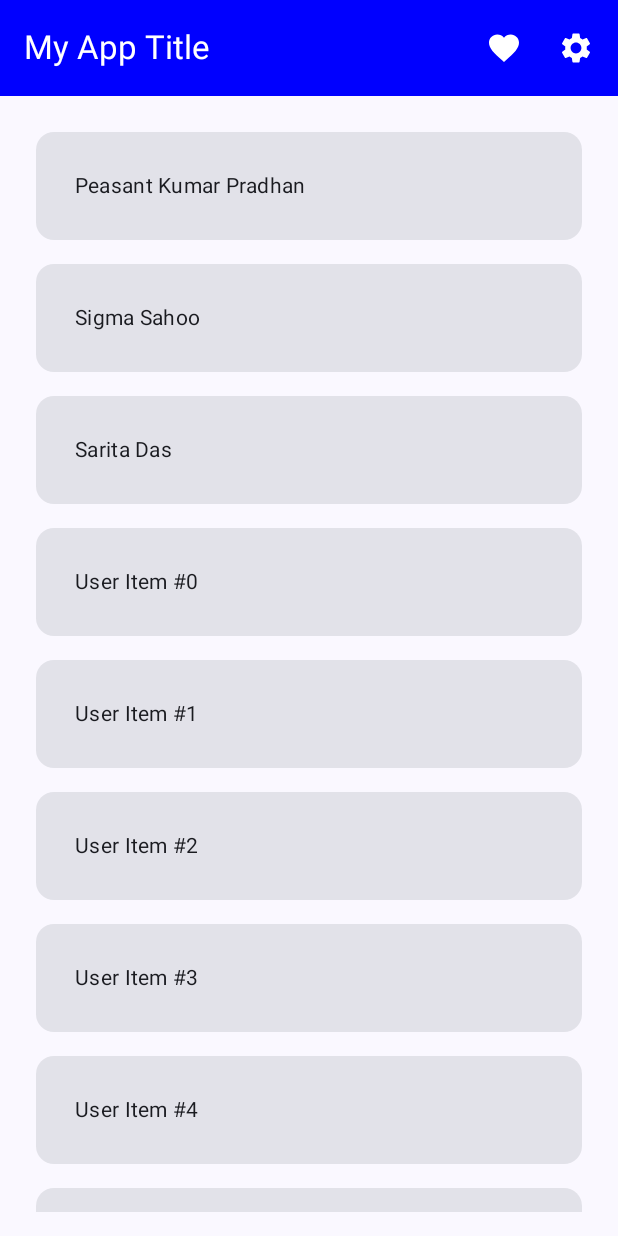
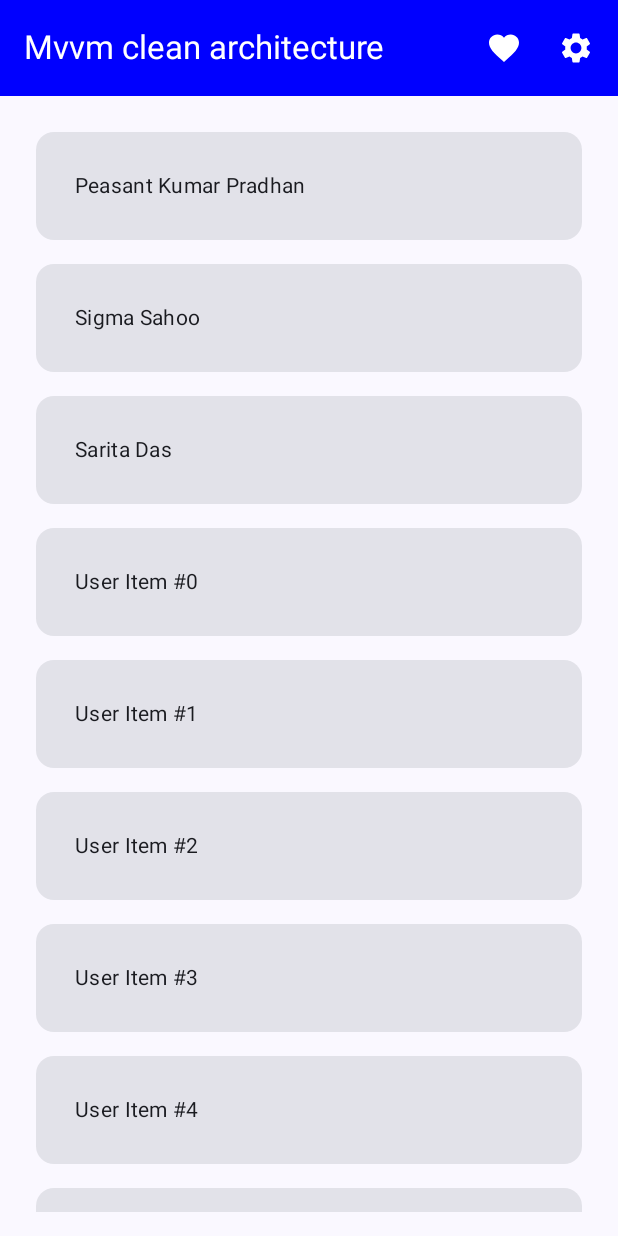
Before and after one commit to prasant89/MVVMCleanArchitecture, an Android app built with Jetpack Compose: the screen it shows after launch (MainActivity), on a phone screen of 412 x 824 dp. Run offline under Robolectric (Android 15) with nearby library versions, the phone set to English and light mode, and no system bars; our stand-ins replace Dagger/Hilt's generated code.

Commit message:
App title changes

```diff
--- a/app/src/main/java/com/example/mvvmcleanarchitectureflavors/MainActivity.kt
+++ b/app/src/main/java/com/example/mvvmcleanarchitectureflavors/MainActivity.kt
@@ -44,7 +44,7 @@ class MainActivity : ComponentActivity() {
                         topBar = {
                             // Custom Action Bar
                             TopAppBar(
-                                title = { Text("My App Title") },
+                                title = { Text("Mvvm clean architecture") },
                                 actions = {
                                     IconButton(onClick = { /* Handle action */ }) {
                                         Icon(
```
